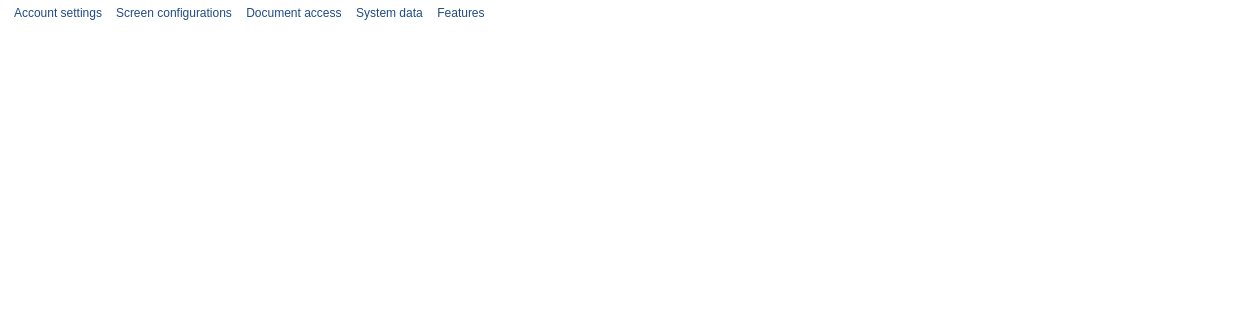
Above: QBuilder/QBuilder/src/mainwindow.ui from Rork96/QtProjects before the change; both pictures show x 0 to 1242 and y 0 to 320 of the 1242 by 681 pixel window. Below: the same form after it.
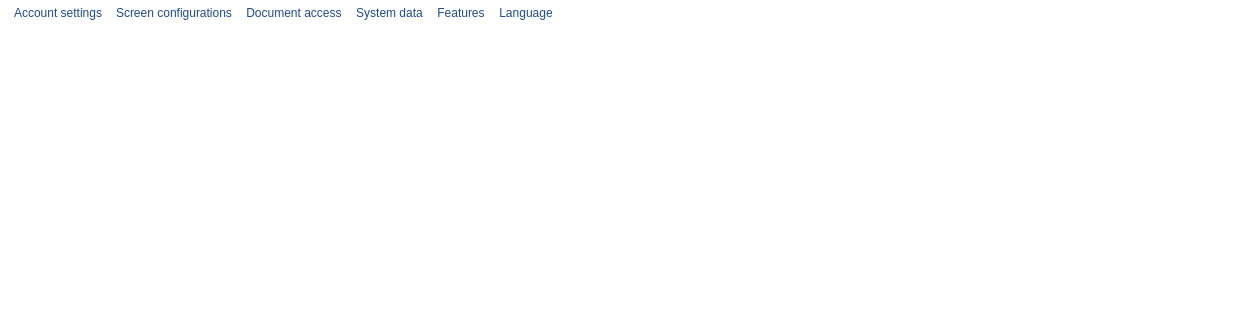
That is the form after the change. Icons and pictures are not drawn.

Patch:
```diff
--- a/QBuilder/QBuilder/src/mainwindow.ui
+++ b/QBuilder/QBuilder/src/mainwindow.ui
@@ -165,11 +165,20 @@
     <addaction name="separator"/>
     <addaction name="actionLogout"/>
    </widget>
+   <widget class="QMenu" name="menuLanguage">
+    <property name="title">
+     <string>Language</string>
+    </property>
+    <addaction name="actionEnglish"/>
+    <addaction name="actionRussian"/>
+    <addaction name="actionUkrainian"/>
+   </widget>
    <addaction name="menuAccount_settings"/>
    <addaction name="menuScreen_configurations"/>
    <addaction name="menuDocument"/>
    <addaction name="menuSystem_data"/>
    <addaction name="menuFeatures"/>
+   <addaction name="menuLanguage"/>
   </widget>
   <action name="actionGroups">
    <property name="text">
```
Left out of the diff: 27 changed lines with no effect on the pictures.
